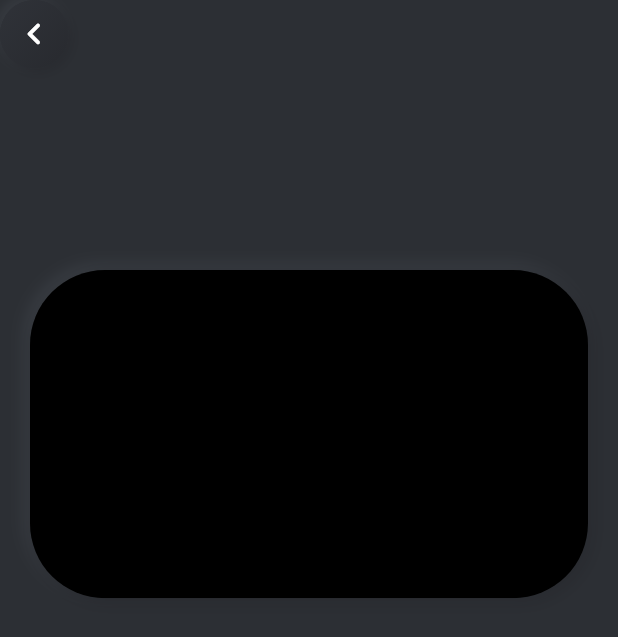
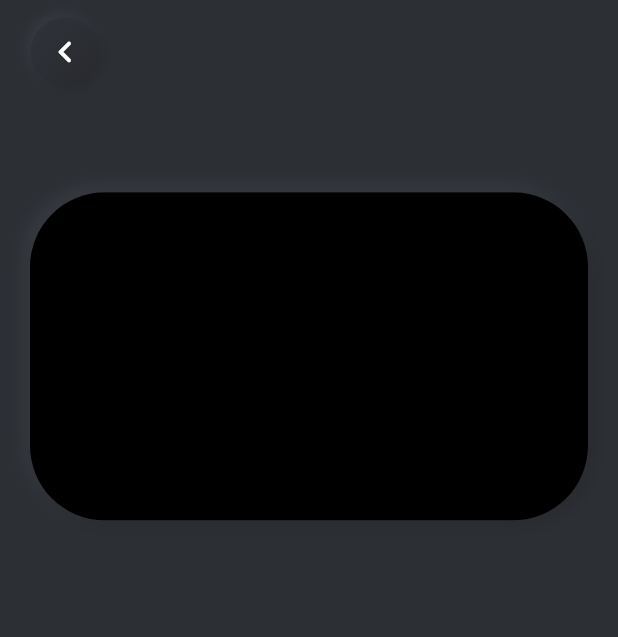
Before and after one commit to pisekgasper/fri-app, a Flutter app: the AccountPage screen opened directly, on a phone screen of 412 x 824 dp. Shown: the top 637 px of the screen. Run offline on Flutter 3.47's test engine with Material 2 defaults, Android fonts, the phone set to English and light mode, and no system bars; drawn by our look-alikes of flutter_neumorphic; our stand-ins replace cloud_firestore, firebase_auth, firebase_core, flutter_spinkit, flutter_svg, font_awesome_flutter; accounts and stored records are empty.

Commit message:
:ok_hand: IMPROVE: Navigation bar

```diff
--- a/lib/nav_bar.dart
+++ b/lib/nav_bar.dart
@@ -3,7 +3,6 @@ import 'package:flutter/material.dart';
 import 'buttons/round_button.dart';
 
 class NavBar extends StatelessWidget {
-
   const NavBar({
     this.title,
     this.back,
@@ -18,41 +17,51 @@ class NavBar extends StatelessWidget {
   Widget build(BuildContext context) {
     final _screenWidth = MediaQuery.of(context).size.width;
     final _screenHeight = MediaQuery.of(context).size.height;
+    final double _statusBarHeight = MediaQuery.of(context).padding.top;
+
+    final double _headingFontSize = _screenHeight / 30;
+    final double _buttonPadding = (_screenWidth / 10) / 2;
 
     return Container(
       width: _screenWidth,
       color: Colors.transparent,
-      height: 130,
-      child: Row(
-        mainAxisAlignment: MainAxisAlignment.spaceBetween,
-        crossAxisAlignment: CrossAxisAlignment.end,
+      margin: EdgeInsets.only(
+          top: _statusBarHeight + (_screenHeight / 70), bottom: _buttonPadding),
+      height: _screenWidth / 9,
+      child: Stack(
         children: [
+          Visibility(
+            visible: back,
+            child: Align(
+                alignment: Alignment.centerLeft,
+                child: Padding(
+                    padding: EdgeInsets.only(left: _buttonPadding),
+                    child: RoundButton(icon: Icons.chevron_left_rounded))),
+          ),
           Align(
-            alignment: Alignment.topLeft,
-            child: back ? RoundButton(icon: Icons.chevron_left_rounded) : null
-          ),
-          Container(
-            color: Colors.transparent,
-            height: 85,
             alignment: Alignment.center,
             child: Text(
               title,
               style: TextStyle(
                 fontFamily: 'SF Pro Display',
-                fontSize: 32,
+                fontSize: _headingFontSize,
                 color: const Color(0xffffffff),
-                fontWeight: FontWeight.w600,
+                fontWeight: FontWeight.w700,
               ),
               textAlign: TextAlign.center,
             ),
           ),
-          Align(
-              alignment: Alignment.topRight,
-              child: user ? RoundButton(icon: Icons.person_rounded) : null
-          ),
+          Visibility(
+            visible: user,
+            child: Align(
+              alignment: Alignment.centerRight,
+              child: Padding(
+                  padding: EdgeInsets.only(right: _buttonPadding),
+                  child: RoundButton(icon: Icons.person_rounded)),
+            ),
+          )
         ],
       ),
     );
   }
-
 }
```
